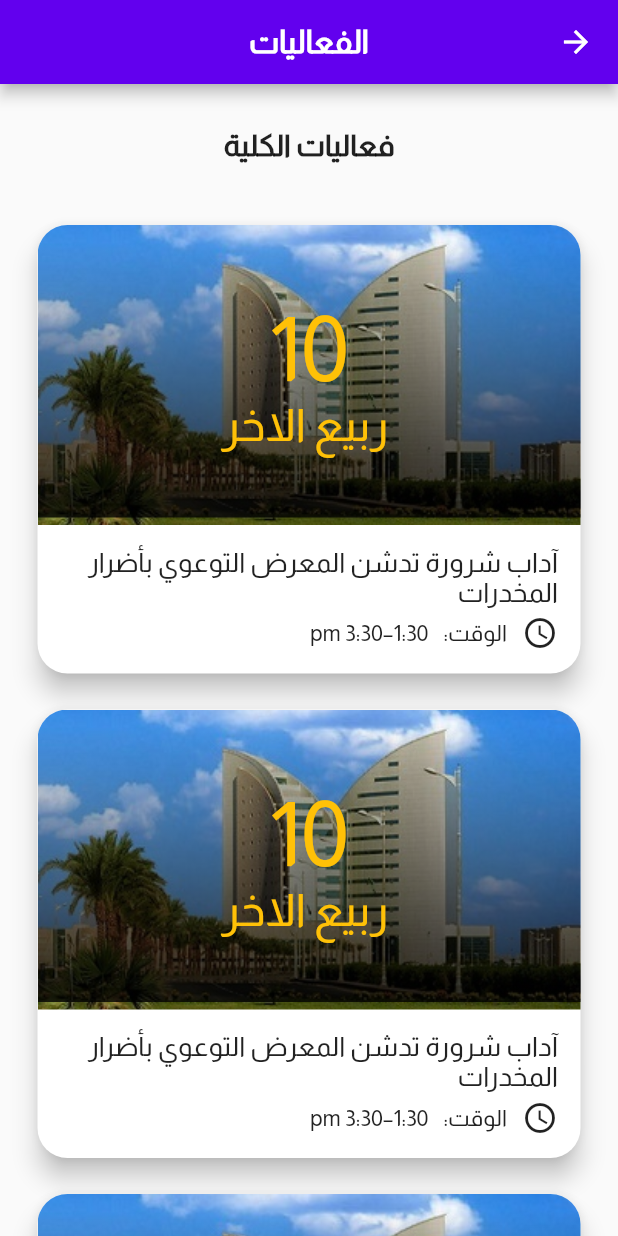
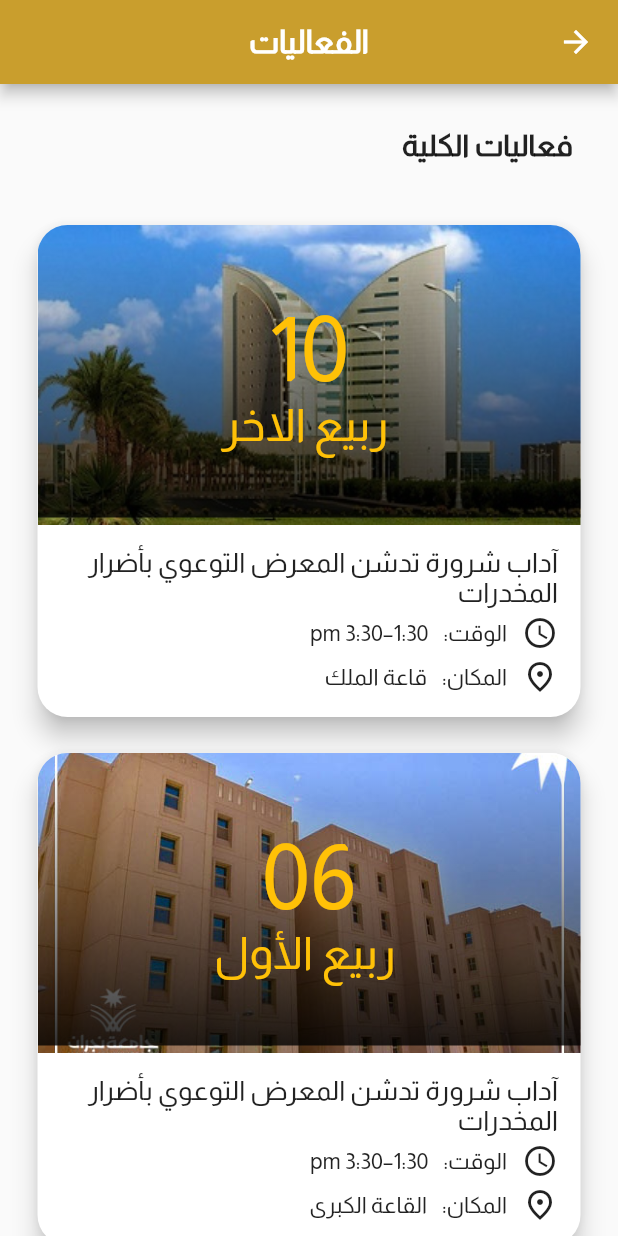
Before and after one commit to Ezzalarab/college_events, a Flutter app: the screen it shows after launch, in the side drawer, after a tap on "الفعاليات", on a phone screen of 412 x 824 dp. Run offline on Flutter 3.47's test engine with Material 2 defaults, Android fonts, the phone set to English and light mode, and no system bars; our stand-ins replace carousel_slider.

Commit message:
edit primColor & add place to event & page title alignment

```diff
--- a/lib/main.dart
+++ b/lib/main.dart
@@ -5,6 +5,8 @@ import 'package:flutter_localizations/flutter_localizations.dart';
 void main() {
   runApp(const MyApp());
 }
+
+const primColor = Color(0xffc99e2d);
 
 class MyApp extends StatelessWidget {
   const MyApp({super.key});
--- a/lib/pages/about_college.dart
+++ b/lib/pages/about_college.dart
@@ -1,3 +1,4 @@
+import 'package:college_events/main.dart';
 import 'package:flutter/material.dart';
 
 class AboutCollege extends StatelessWidget {
@@ -8,9 +9,12 @@ class AboutCollege extends StatelessWidget {
     return Scaffold(
       appBar: AppBar(
         title: const Text("حول الكلية"),
+        backgroundColor: primColor,
         centerTitle: true,
       ),
-      body: ListView(
+      body: SingleChildScrollView(
+        child: Column(
+          crossAxisAlignment: CrossAxisAlignment.start,
           children: const [
             SizedBox(
               height: 20,
@@ -40,6 +44,7 @@ class AboutCollege extends StatelessWidget {
             ),
           ],
         ),
+      ),
     );
   }
 }
--- a/lib/pages/college_faculty.dart
+++ b/lib/pages/college_faculty.dart
@@ -1,3 +1,4 @@
+import 'package:college_events/main.dart';
 import 'package:college_events/widgets/faculty/person_card.dart';
 import 'package:flutter/material.dart';
 
@@ -35,10 +36,12 @@ class _CollegeFacultyState extends State<CollegeFaculty> {
     return Scaffold(
       appBar: AppBar(
         title: const Text("هئية التدريس"),
+        backgroundColor: primColor,
         centerTitle: true,
       ),
       body: SingleChildScrollView(
         child: Column(
+          crossAxisAlignment: CrossAxisAlignment.start,
           children: [
             const Padding(
               padding: EdgeInsets.all(30),
--- a/lib/pages/events_page.dart
+++ b/lib/pages/events_page.dart
@@ -1,3 +1,4 @@
+import 'package:college_events/main.dart';
 import 'package:college_events/widgets/events/event_card.dart';
 import 'package:flutter/material.dart';
 
@@ -22,11 +23,11 @@ class _EventsPageState extends State<EventsPage> {
     Event(
       id: "1",
       title: "آداب شرورة تدشن المعرض التوعوي بأضرار المخدرات",
-      dateMonth: " ربيع الاخر",
-      dateTody: "10",
+      dateMonth: " ربيع الأول",
+      dateTody: "06",
       dateHoure: "1:30–3:30 pm",
-      image: 'images/tree.jpg',
-      place: "قاعة الملك",
+      image: 'images/place.jpg',
+      place: "القاعة الكبرى",
     ),
     Event(
       id: "1",
@@ -53,10 +54,12 @@ class _EventsPageState extends State<EventsPage> {
     return Scaffold(
       appBar: AppBar(
         title: const Text("الفعاليات"),
+        backgroundColor: primColor,
         centerTitle: true,
       ),
       body: SingleChildScrollView(
         child: Column(
+          crossAxisAlignment: CrossAxisAlignment.start,
           children: [
             const Padding(
               padding: EdgeInsets.all(30),
--- a/lib/pages/home_page.dart
+++ b/lib/pages/home_page.dart
@@ -1,5 +1,6 @@
 // ignore_for_file: public_member_api_docs, sort_constructors_first
 
+import 'package:college_events/main.dart';
 import 'package:college_events/widgets/events/event_card.dart';
 import 'package:flutter/material.dart';
 
@@ -40,7 +41,7 @@ class _HomePageState extends State<HomePage> {
     return Scaffold(
       appBar: AppBar(
         title: const Text("الرئيسية"),
-        backgroundColor: Colors.amber[600],
+        backgroundColor: primColor,
         centerTitle: true,
       ),
       body: SingleChildScrollView(
--- a/lib/widgets/events/event_card.dart
+++ b/lib/widgets/events/event_card.dart
@@ -1,4 +1,3 @@
-import 'package:college_events/widgets/home/news_card.dart';
 import 'package:flutter/material.dart';
 
 class EventCard extends StatelessWidget {
@@ -107,6 +106,19 @@ class EventCard extends StatelessWidget {
                       ),
                     ],
                   ),
+                  const SizedBox(height: 5),
+                  Row(
+                    children: [
+                      const Icon(Icons.place_outlined),
+                      const SizedBox(width: 10),
+                      const Text("المكان:"),
+                      const SizedBox(width: 10),
+                      Align(
+                        alignment: Alignment.topRight,
+                        child: Text(eventData.place),
+                      ),
+                    ],
+                  ),
                 ],
               ),
             ),
--- a/lib/widgets/home/home_drawer/home_drawer.dart
+++ b/lib/widgets/home/home_drawer/home_drawer.dart
@@ -9,11 +9,13 @@ class HomeDrower extends StatelessWidget {
   @override
   Widget build(BuildContext context) {
     return Drawer(
-      child: Column(
-        children: const [
-          HomeDrawerHeader(),
-          HomeDrawerBody(),
-        ],
+      child: SingleChildScrollView(
+        child: Column(
+          children: const [
+            HomeDrawerHeader(),
+            HomeDrawerBody(),
+          ],
+        ),
       ),
     );
   }
--- a/lib/widgets/home/home_drawer/home_drawer_header.dart
+++ b/lib/widgets/home/home_drawer/home_drawer_header.dart
@@ -16,29 +16,26 @@ class HomeDrawerHeader extends StatelessWidget {
         onTap: () {},
         child: Center(
           child: Column(
-            children: const [
-              CircleAvatar(
-                backgroundImage: AssetImage("images/na_univercity.jpg"),
-                radius: 55,
+            children: [
+              SizedBox(
+                height: 100,
+                width: 120,
+                child: Center(
+                  child: ClipRRect(
+                    borderRadius: BorderRadius.circular(20),
+                    child: Image.asset(
+                      "images/na_univercity.jpg",
+                      fit: BoxFit.contain,
+                      height: 80,
+                    ),
+                  ),
+                ),
               ),
-              // Container(
-              //   height: 100,
-              //   width: 100,
-              //   decoration: BoxDecoration(
-              //     borderRadius: BorderRadius.circular(50),
-              //   ),
-              //   child: Center(
-              //     child: Image.asset(
-              //       "images/na_univercity.jpg",
-              //       fit: BoxFit.fill,
-              //     ),
-              //   ),
-              // ),
               const SizedBox(height: 4),
               const Text(
-                "كلية العلوم والحاسوب",
+                "كلية علوم الحاسب ونظم المعلومات",
                 style: TextStyle(
-                  fontSize: 16,
+                  fontSize: 14,
                   color: Colors.white,
                 ),
               ),
--- a/lib/widgets/home/home_drawer/home_drower_body.dart
+++ b/lib/widgets/home/home_drawer/home_drower_body.dart
@@ -14,8 +14,7 @@ class HomeDrawerBody extends StatelessWidget {
   Widget build(BuildContext context) {
     return Container(
       padding: const EdgeInsets.all(10),
-      child: Wrap(
-        runSpacing: 10,
+      child: Column(
         children: [
           HomeDrawerMenuItem(
             title: "الرئسية",
@@ -24,6 +23,7 @@ class HomeDrawerBody extends StatelessWidget {
               Navigator.of(context).pop();
             },
           ),
+          const SizedBox(height: 10.0),
           HomeDrawerMenuItem(
             title: "الفعاليات",
             icon: Icons.event,
@@ -37,6 +37,7 @@ class HomeDrawerBody extends StatelessWidget {
               );
             },
           ),
+          const SizedBox(height: 10.0),
           HomeDrawerMenuItem(
             icon: Icons.group,
             title: "طاقم التدريس",
@@ -47,6 +48,7 @@ class HomeDrawerBody extends StatelessWidget {
                       builder: ((context) => const CollegeFaculty())));
             },
           ),
+          const SizedBox(height: 10.0),
           HomeDrawerMenuItem(
             title: "حول الكلية",
             icon: Icons.info_outline,
```
Lines whose indentation alone changed are shown as unchanged.
